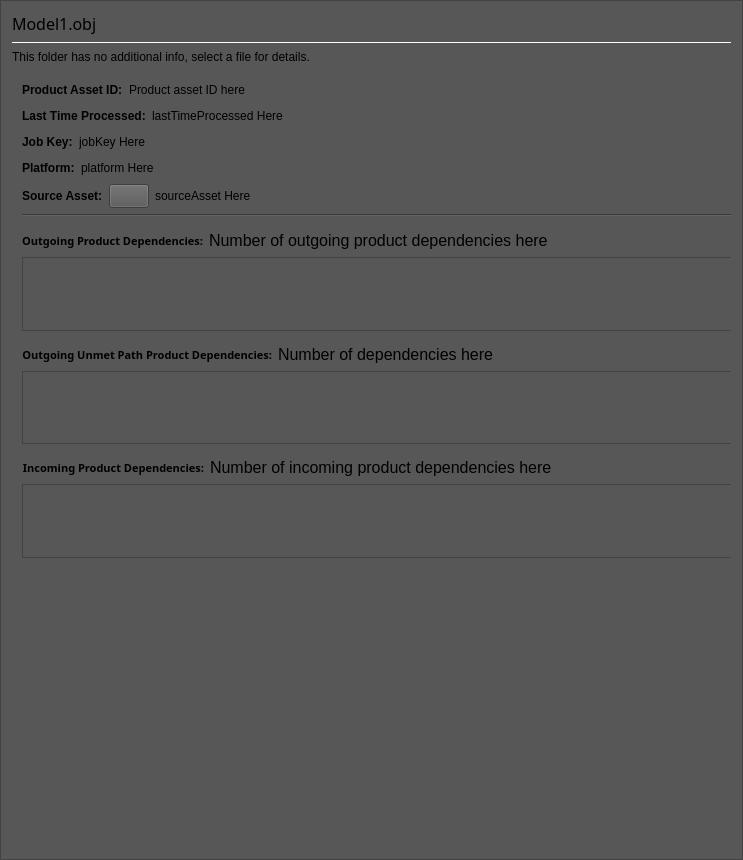
This is dev/Code/Tools/AssetProcessor/native/ui/ProductAssetDetailsPanel.ui in aws/lumberyard as Qt 5 draws it before an edit. The edited form follows.
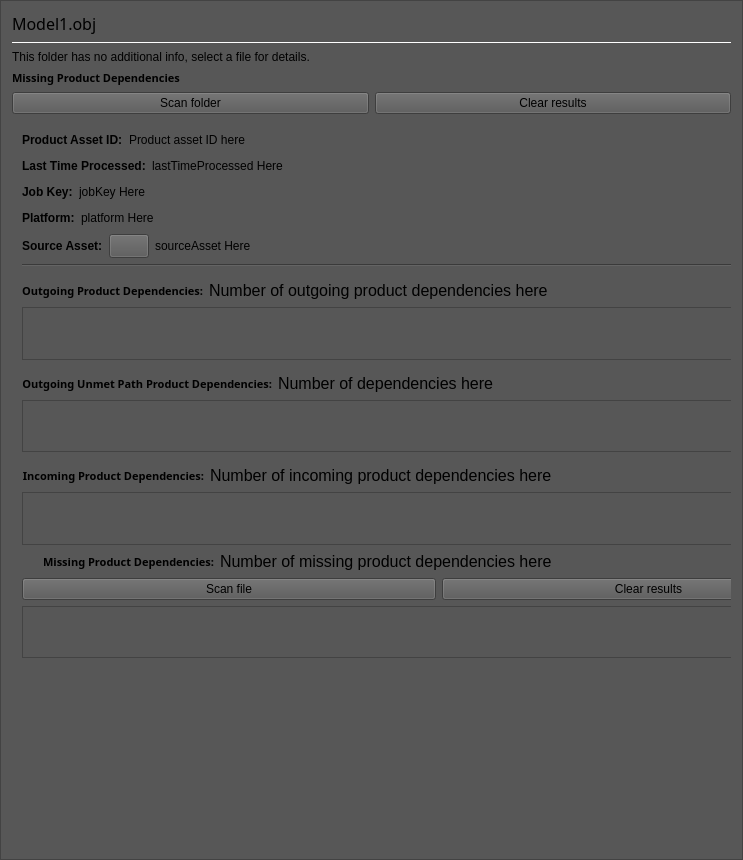
This is the edited form. Icons and pictures are not drawn. Custom widgets are drawn as their Qt base class.

Patch:
```diff
--- a/dev/Code/Tools/AssetProcessor/native/ui/ProductAssetDetailsPanel.ui
+++ b/dev/Code/Tools/AssetProcessor/native/ui/ProductAssetDetailsPanel.ui
@@ -197,6 +197,52 @@
        </property>
       </widget>
      </item>
+     <item>
+      <widget class="QLabel" name="MissingProductDependenciesFolderTitleLabel">
+       <property name="font">
+        <font>
+         <family>12pt</family>
+         <pointsize>8</pointsize>
+         <weight>75</weight>
+         <italic>false</italic>
+         <bold>true</bold>
+        </font>
+       </property>
+       <property name="styleSheet">
+        <string notr="true">font: bold, 12pt;</string>
+       </property>
+       <property name="text">
+        <string>Missing Product Dependencies</string>
+       </property>
+       <property name="alignment">
+        <set>Qt::AlignLeading|Qt::AlignLeft|Qt::AlignVCenter</set>
+       </property>
+      </widget>
+     </item>
+     <item>
+      <layout class="QHBoxLayout" name="MissingDependenciesFolderButtonsLayout">
+       <item>
+        <widget class="QPushButton" name="ScanFolderButton">
+         <property name="toolTip">
+          <string>Scans all files in this folder and subfolders for missing dependencies. This may take some time.</string>
+         </property>
+         <property name="text">
+          <string>Scan folder</string>
+         </property>
+        </widget>
+       </item>
+       <item>
+        <widget class="QPushButton" name="ClearScanFolderButton">
+         <property name="toolTip">
+          <string>Clears all dependency scan results for files in this folder and subfolders.</string>
+         </property>
+         <property name="text">
+          <string>Clear results</string>
+         </property>
+        </widget>
+       </item>
+      </layout>
+     </item>
      <item>
       <widget class="QScrollArea" name="scrollArea">
        <property name="frameShape">
@@ -214,7 +260,7 @@
           <x>0</x>
           <y>0</y>
           <width>721</width>
-          <height>785</height>
+          <height>756</height>
          </rect>
         </property>
         <property name="sizePolicy">
@@ -842,6 +888,275 @@
             <column/>
            </widget>
           </item>
+          <item>
+           <layout class="QHBoxLayout" name="MissingDependenciesLayout">
+             <item>
+               <layout class="QVBoxLayout" name="supportContainer">
+                <property name="spacing">
+                 <number>0</number>
+                </property>
+                <item>
+                 <spacer name="verticalSpacer">
+                 <property name="orientation">
+                  <enum>Qt::Vertical</enum>
+                 </property>
+                 <property name="sizeType">
+                  <enum>QSizePolicy::Fixed</enum>
+                 </property>
+                 <property name="sizeHint" stdset="0">
+                  <size>
+                   <width>1</width>
+                   <height>2</height>
+                  </size>
+                  </property>
+                 </spacer>
+                </item>
+                <item>
+                 <widget class="QLabel" name="missingDependencyErrorIcon">
+                  <property name="styleSheet">
+                   <string notr="true">padding:0px</string>
+                  </property>
+                  <property name="sizePolicy">
+                   <sizepolicy hsizetype="Fixed" vsizetype="Fixed">
+                    <horstretch>0</horstretch>
+                    <verstretch>0</verstretch>
+                   </sizepolicy>
+                  </property>
+                  <property name="minimumSize">
+                   <size>
+                    <width>15</width>
+                    <height>19</height>
+                   </size>
+                  </property>
+                  <property name="maximumSize">
+                   <size>
+                    <width>15</width>
+                    <height>19</height>
+                   </size>
+                  </property>
+                  <property name="toolTip">
+                   <string>This asset has one or more missing product dependencies. Click the help button for info on how to resolve this.</string>
+                  </property>
+                  <property name="text">
+                   <string/>
+                  </property>
+                  <property name="pixmap">
+                   <pixmap>:/stylesheet/img/logging/error.svg</pixmap>
+                  </property>
+                  <property name="scaledContents">
+                   <bool>true</bool>
+                  </property>
+                 </widget>
+                </item>
+              </layout>
+             </item>
+            <item>
+             <widget class="QLabel" name="MissingProductDependenciesTitleLabel">
+              <property name="font">
+               <font>
+                <family>12pt</family>
+                <pointsize>8</pointsize>
+                <weight>75</weight>
+                <italic>false</italic>
+                <bold>true</bold>
+               </font>
+              </property>
+              <property name="styleSheet">
+               <string notr="true">font: bold, 12pt;</string>
+              </property>
+              <property name="text">
+               <string>Missing Product Dependencies:</string>
+              </property>
+              <property name="alignment">
+               <set>Qt::AlignRight|Qt::AlignTrailing|Qt::AlignVCenter</set>
+              </property>
+             </widget>
+            </item>
+            <item>
+             <widget class="QLabel" name="MissingProductDependenciesValueLabel">
+              <property name="styleSheet">
+               <string notr="true">font: 12pt;</string>
+              </property>
+              <property name="text">
+               <string>Number of missing product dependencies here</string>
+              </property>
+              <property name="textInteractionFlags">
+               <set>Qt::LinksAccessibleByMouse|Qt::TextSelectableByKeyboard|Qt::TextSelectableByMouse</set>
+              </property>
+             </widget>
+            </item>
+            <item>
+             <layout class="QVBoxLayout" name="supportContainer">
+              <property name="spacing">
+               <number>0</number>
+              </property>
+              <item>
+               <widget class="QPushButton" name="MissingProductDependenciesSupport">
+                <property name="sizePolicy">
+                 <sizepolicy hsizetype="Fixed" vsizetype="Fixed">
+                  <horstretch>0</horstretch>
+                  <verstretch>0</verstretch>
+                 </sizepolicy>
+                </property>
+                <property name="minimumSize">
+                 <size>
+                  <width>36</width>
+                  <height>12</height>
+                 </size>
+                </property>
+                <property name="maximumSize">
+                 <size>
+                  <width>36</width>
+                  <height>12</height>
+                 </size>
+                </property>
+                <property name="toolTip">
+                 <string>Opens the documentation for missing dependencies in your web browser.</string>
+                </property>
+                <property name="flat">
+                 <bool>true</bool>
+                </property>
+               </widget>
+              </item>
+              <item>
+               <spacer name="verticalSpacer">
+                <property name="orientation">
+                 <enum>Qt::Vertical</enum>
+                </property>
+                <property name="sizeType">
+                 <enum>QSizePolicy::Fixed</enum>
+                </property>
+                <property name="sizeHint" stdset="0">
+                 <size>
+                  <width>1</width>
+                  <height>8</height>
+                 </size>
+                </property>
+               </spacer>
+              </item>
+             </layout>
+            </item>
+            <item>
+             <spacer name="MissingDependenciesSpacer">
+              <property name="orientation">
+               <enum>Qt::Horizontal</enum>
+              </property>
+              <property name="sizeHint" stdset="0">
+               <size>
+                <width>40</width>
+                <height>20</height>
+               </size>
+              </property>
+             </spacer>
+            </item>
+           </layout>
+          </item>
+          <item>
+           <layout class="QHBoxLayout" name="MissingDependenciesButtonsLayout">
+            <item>
+             <widget class="QPushButton" name="ScanMissingDependenciesButton">
+              <property name="toolTip">
+               <string>Scans this file for missing dependencies. This may take some time.</string>
+              </property>
+              <property name="text">
+               <string>Scan file</string>
+              </property>
+             </widget>
+            </item>
+            <item>
+             <widget class="QPushButton" name="ClearMissingDependenciesButton">
+              <property name="toolTip">
+               <string>Clears previous scan results for this file.</string>
+              </property>
+              <property name="text">
+               <string>Clear results</string>
+              </property>
+             </widget>
+            </item>
+           </layout>
+          </item>
+          <item>
+           <widget class="QTableWidget" name="MissingProductDependenciesTable">
+            <property name="sizePolicy">
+             <sizepolicy hsizetype="Expanding" vsizetype="Expanding">
+              <horstretch>0</horstretch>
+              <verstretch>0</verstretch>
+             </sizepolicy>
+            </property>
+            <property name="minimumSize">
+             <size>
+              <width>0</width>
+              <height>32</height>
+             </size>
+            </property>
+            <property name="verticalScrollBarPolicy">
+             <enum>Qt::ScrollBarAlwaysOff</enum>
+            </property>
+            <property name="horizontalScrollBarPolicy">
+             <enum>Qt::ScrollBarAlwaysOff</enum>
+            </property>
+            <property name="sizeAdjustPolicy">
+             <enum>QAbstractScrollArea::AdjustToContents</enum>
+            </property>
+            <property name="editTriggers">
+             <set>QAbstractItemView::NoEditTriggers</set>
+            </property>
+            <property name="showDropIndicator" stdset="0">
+             <bool>false</bool>
+            </property>
+            <property name="dragDropOverwriteMode">
+             <bool>false</bool>
+            </property>
+            <property name="alternatingRowColors">
+             <bool>true</bool>
+            </property>
+            <property name="selectionMode">
+             <enum>QAbstractItemView::SingleSelection</enum>
+            </property>
+            <property name="showGrid">
+             <bool>false</bool>
+            </property>
+            <property name="columnCount">
+             <number>3</number>
+            </property>
+            <attribute name="horizontalHeaderVisible">
+             <bool>false</bool>
+            </attribute>
+            <attribute name="horizontalHeaderCascadingSectionResizes">
+             <bool>true</bool>
+            </attribute>
+            <attribute name="horizontalHeaderMinimumSectionSize">
+             <number>24</number>
+            </attribute>
+            <attribute name="horizontalHeaderDefaultSectionSize">
+             <number>24</number>
+            </attribute>
+            <attribute name="horizontalHeaderStretchLastSection">
+             <bool>true</bool>
+            </attribute>
+            <attribute name="verticalHeaderVisible">
+             <bool>false</bool>
+            </attribute>
+            <attribute name="verticalHeaderStretchLastSection">
+             <bool>false</bool>
+            </attribute>
+            <column>
+             <property name="text">
+              <string>View</string>
+             </property>
+            </column>
+            <column>
+             <property name="text">
+              <string>Scan Time</string>
+             </property>
+            </column>
+            <column>
+             <property name="text">
+              <string>Asset</string>
+             </property>
+            </column>
+           </widget>
+          </item>
           <item>
            <spacer name="verticalSpacer">
             <property name="orientation">
```
